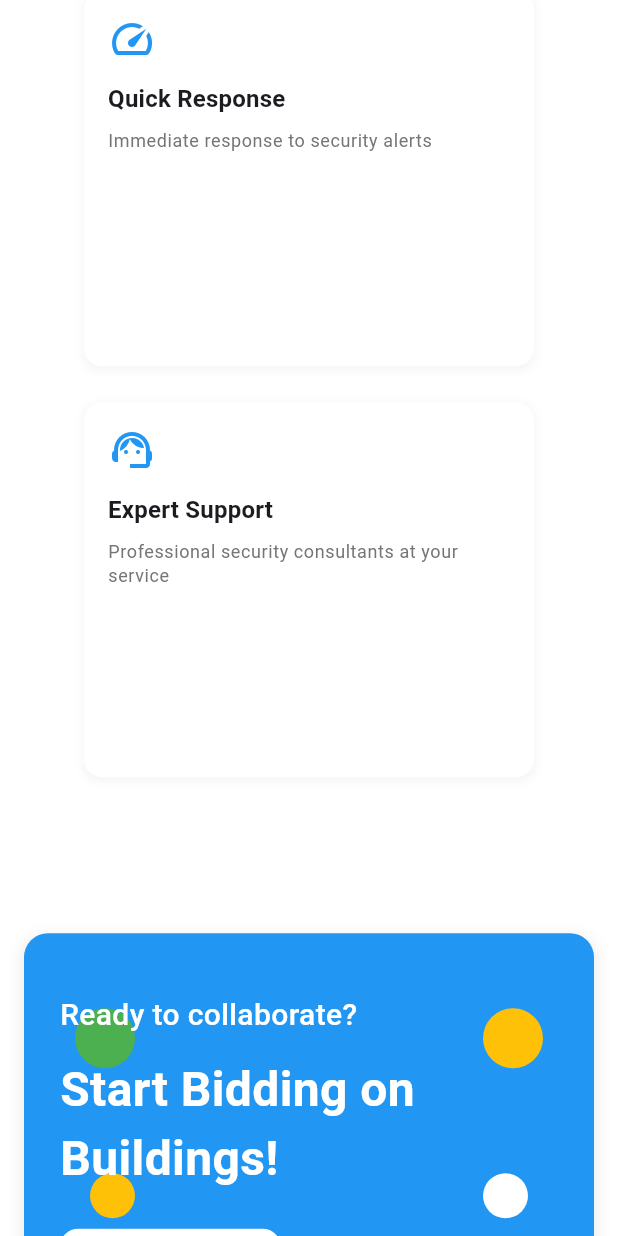
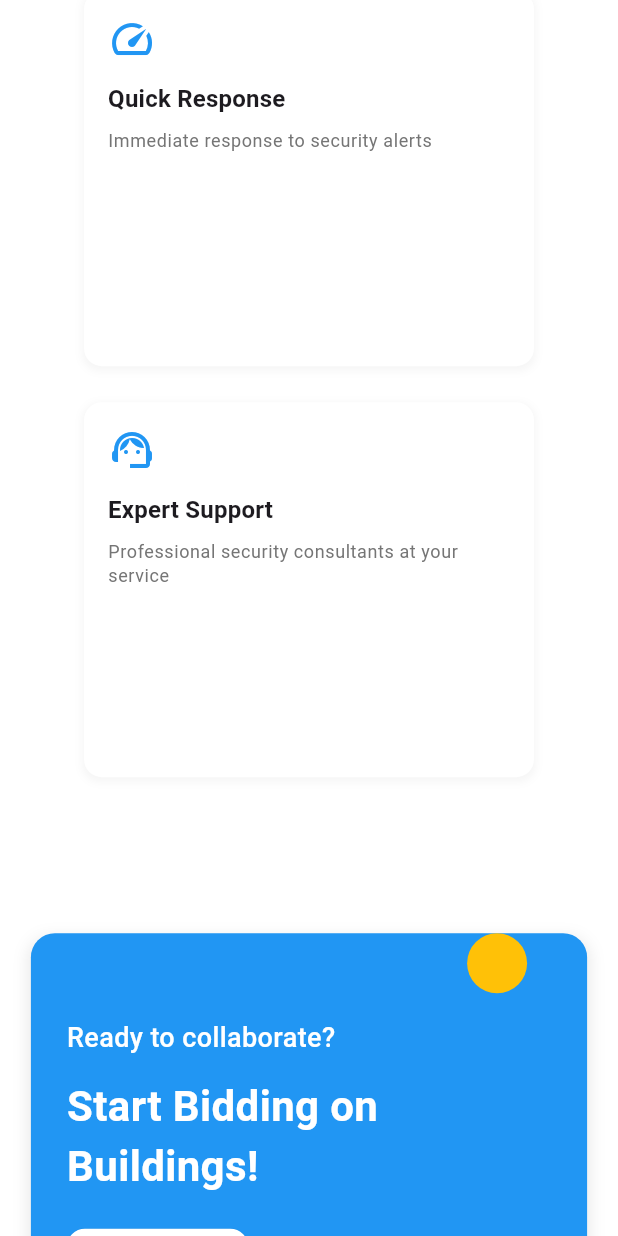
Before and after one commit to 31SUFI/Real-Estate-Website, a Flutter app: the screen it shows after launch, scrolled down 3456 dp, on a phone screen of 412 x 824 dp. Run offline on Flutter 3.47's test engine with Material 3 defaults, Android fonts, the phone set to English and light mode, and no system bars; our stand-ins replace flutter_svg, google_fonts.

Commit message:
card overflow issue fix

```diff
--- a/lib/features/home/presentation/widgets/collaboration_card.dart
+++ b/lib/features/home/presentation/widgets/collaboration_card.dart
@@ -7,14 +7,22 @@ class CollaborationCard extends StatelessWidget {
   Widget build(BuildContext context) {
     return LayoutBuilder(
       builder: (context, constraints) {
-        final horizontalMargin = constraints.maxWidth > 768 ? 150.0 : 16.0;
         final isDesktop = constraints.maxWidth > 768;
+        final horizontalMargin = isDesktop ? 150.0 : 16.0;
+        final cardHeight = isDesktop ? 350.0 : 300.0;
+        final verticalPadding = isDesktop ? 60.0 : 40.0;
 
-        return Container(
-          width: double.infinity,
-          height: isDesktop ? 350 : 250, // Adjusted desktop height
+        return SingleChildScrollView(
+          scrollDirection: Axis.horizontal,
+          child: Stack(
+            children: [
+              Container(
+                width: isDesktop
+                    ? constraints.maxWidth - (horizontalMargin * 2)
+                    : constraints.maxWidth * 0.9,
+                height: cardHeight,
                 padding: EdgeInsets.symmetric(
-              vertical: isDesktop ? 60 : 40, horizontal: isDesktop ? 40 : 24),
+                    vertical: verticalPadding, horizontal: 24.0),
                 margin: EdgeInsets.symmetric(
                     horizontal: horizontalMargin, vertical: 20.0),
                 decoration: BoxDecoration(
@@ -29,59 +37,7 @@ class CollaborationCard extends StatelessWidget {
                     ),
                   ],
                 ),
-          child: Stack(
-            children: [
-              // Decorative circles
-              Positioned(
-                top: 10,
-                right: 10,
-                child: Container(
-                  width: 40,
-                  height: 40,
-                  decoration: const BoxDecoration(
-                    color: Colors.amber,
-                    shape: BoxShape.circle,
-                  ),
-                ),
-              ),
-              Positioned(
-                bottom: 20,
-                right: 20,
-                child: Container(
-                  width: 30,
-                  height: 30,
-                  decoration: const BoxDecoration(
-                    color: Colors.white,
-                    shape: BoxShape.circle,
-                  ),
-                ),
-              ),
-              Positioned(
-                bottom: 20,
-                left: 20,
-                child: Container(
-                  width: 30,
-                  height: 30,
-                  decoration: const BoxDecoration(
-                    color: Colors.amber,
-                    shape: BoxShape.circle,
-                  ),
-                ),
-              ),
-              Positioned(
-                top: 10,
-                left: 10,
-                child: Container(
-                  width: 40,
-                  height: 40,
-                  decoration: const BoxDecoration(
-                    color: Colors.green,
-                    shape: BoxShape.circle,
-                  ),
-                ),
-              ),
-              // Main content
-              Center(
+                child: Center(
                   child: Column(
                     mainAxisSize: MainAxisSize.min,
                     crossAxisAlignment: CrossAxisAlignment.start,
@@ -89,9 +45,7 @@ class CollaborationCard extends StatelessWidget {
                       Text(
                         "Ready to collaborate?",
                         style: TextStyle(
-                        fontSize: isDesktop
-                            ? 22
-                            : 20, // Slightly reduced desktop font size
+                          fontSize: isDesktop ? 22 : 18,
                           fontWeight: FontWeight.w500,
                           color: Colors.white,
                         ),
@@ -100,21 +54,21 @@ class CollaborationCard extends StatelessWidget {
                       Text(
                         "Start Bidding on Buildings!",
                         style: TextStyle(
-                        fontSize:
-                            isDesktop ? 36 : 32, // Reduced desktop font size
+                          fontSize: isDesktop ? 36 : 28,
                           fontWeight: FontWeight.bold,
                           color: Colors.white,
                         ),
                       ),
-                    SizedBox(height: isDesktop ? 24 : 24),
+                      SizedBox(height: isDesktop ? 24 : 20),
                       ElevatedButton(
                         onPressed: () {},
                         style: ElevatedButton.styleFrom(
                           backgroundColor: Colors.white,
                           foregroundColor: Colors.blue,
                           padding: EdgeInsets.symmetric(
-                            horizontal: isDesktop ? 32 : 32,
-                            vertical: isDesktop ? 16 : 16),
+                            horizontal: isDesktop ? 32 : 24,
+                            vertical: isDesktop ? 16 : 12,
+                          ),
                           shape: RoundedRectangleBorder(
                             borderRadius: BorderRadius.circular(12),
                           ),
@@ -122,12 +76,50 @@ class CollaborationCard extends StatelessWidget {
                         child: Text(
                           'Get Started',
                           style: TextStyle(
-                          fontSize: isDesktop ? 16 : 16,
+                            fontSize: isDesktop ? 16 : 14,
                             fontWeight: FontWeight.w600,
                           ),
                         ),
                       ),
                     ],
+                  ),
+                ),
+              ),
+              // Decorative circles
+              Positioned(
+                right: horizontalMargin + 40,
+                top: 20,
+                child: Container(
+                  width: 40,
+                  height: 40,
+                  decoration: const BoxDecoration(
+                    shape: BoxShape.circle,
+                    color: Colors.amber, // Solid amber color
+                  ),
+                ),
+              ),
+              // Positioned(
+              //   right: horizontalMargin + 80,
+              //   top: 100,
+              //   child: Container(
+              //     width: 40,
+              //     height: 40,
+              //     decoration: const BoxDecoration(
+              //       shape: BoxShape.circle,
+              //       color: Colors.white, // Solid white color
+              //     ),
+              //   ),
+              // ),
+              Positioned(
+                right: horizontalMargin + 30,
+                bottom: 40,
+                child: Container(
+                  width: 50,
+                  height: 50,
+                  decoration: const BoxDecoration(
+                    shape: BoxShape.circle,
+                    color: Colors.green, // Solid green color
+                  ),
                 ),
               ),
             ],
```
Lines whose indentation alone changed are shown as unchanged.
